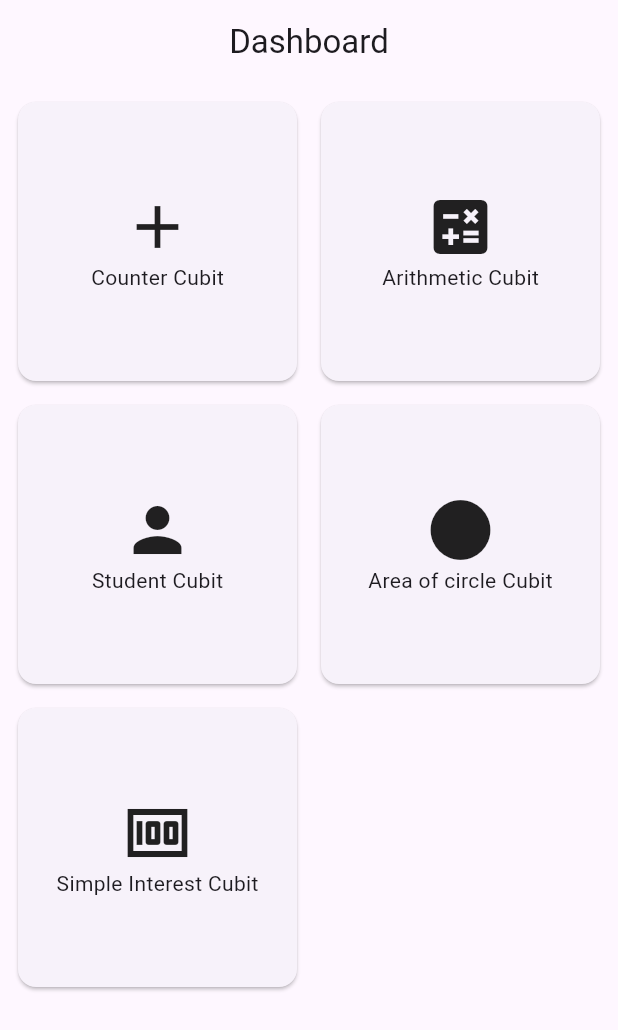
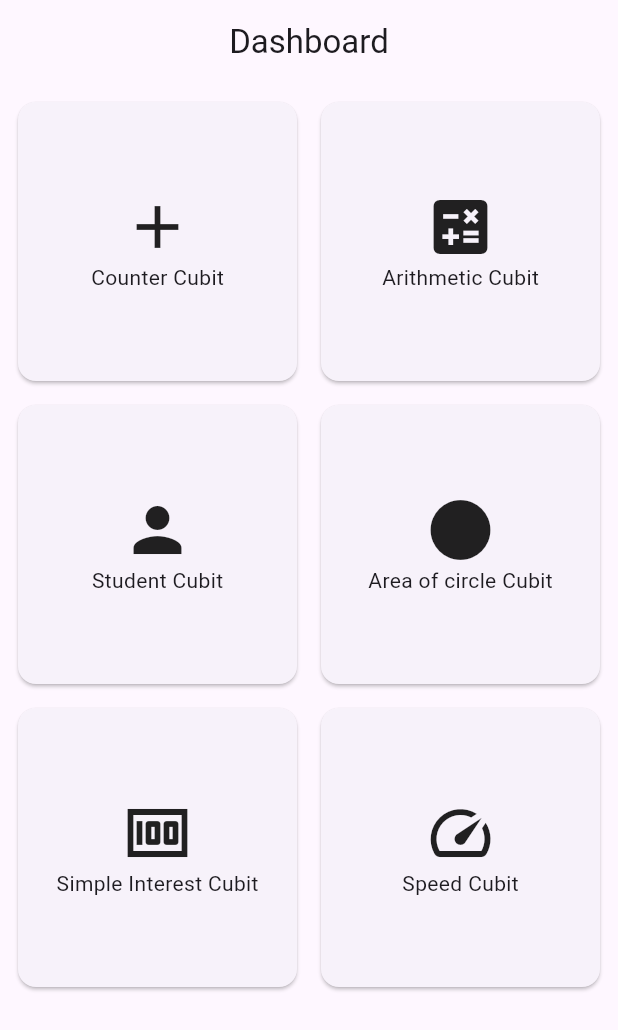
Before and after one commit to sujina21/Bloc_starter, a Flutter app: the screen it shows after launch, on a phone screen of 412 x 824 dp. Shown: the top 1030 px of the screen. Run offline on Flutter 3.47's test engine with Material 3 defaults, Android fonts, the phone set to English and light mode, and no system bars; our stand-ins replace equatable, flutter_bloc.

Commit message:
added speed calculation and edited student cubit

```diff
--- a/lib/app.dart
+++ b/lib/app.dart
@@ -3,6 +3,7 @@ import 'package:bloc_test/cubit/arithmetic_cubit.dart';
 import 'package:bloc_test/cubit/counter_cubit.dart';
 import 'package:bloc_test/cubit/dashboard_cubit.dart';
 import 'package:bloc_test/cubit/simple_interest_cubit.dart';
+import 'package:bloc_test/cubit/speed_cubit.dart';
 import 'package:bloc_test/cubit/student_cubit.dart';
 import 'package:bloc_test/view/dashboard_view.dart';
 import 'package:flutter/material.dart';
@@ -20,6 +21,7 @@ class App extends StatelessWidget {
           BlocProvider(create: (context) => StudentCubit()),
           BlocProvider(create: (context) => AreaOfCircleCubit()),
           BlocProvider(create: (context) => SimpleInterestCubit()),
+          BlocProvider(create: (context) => SpeedCubit()),
           BlocProvider(
             create: (context) => DashboardCubit(
               context.read<CounterCubit>(),
@@ -27,6 +29,7 @@ class App extends StatelessWidget {
               context.read<StudentCubit>(),
               context.read<AreaOfCircleCubit>(),
               context.read<SimpleInterestCubit>(),
+              context.read<SpeedCubit>(),
             ),
           )
         ],
@@ -35,12 +38,5 @@ class App extends StatelessWidget {
           title: 'Flutter BloC',
           home: DashboardView(),
         ));
-
-    // return BlocProvider(
-    //   create: (context) => SimpleInterestCubit(),
-    //   child: MaterialApp(
-    //     home: SimpleInterestView(),
-    //   ),
-    // );
   }
 }
--- a/lib/cubit/dashboard_cubit.dart
+++ b/lib/cubit/dashboard_cubit.dart
@@ -2,11 +2,13 @@ import 'package:bloc_test/cubit/area_of_circle_cubit.dart';
 import 'package:bloc_test/cubit/arithmetic_cubit.dart';
 import 'package:bloc_test/cubit/counter_cubit.dart';
 import 'package:bloc_test/cubit/simple_interest_cubit.dart';
+import 'package:bloc_test/cubit/speed_cubit.dart';
 import 'package:bloc_test/cubit/student_cubit.dart';
 import 'package:bloc_test/view/area_of_circle_view.dart';
 import 'package:bloc_test/view/arithemetic_cubit_view.dart';
 import 'package:bloc_test/view/counter_cubit_view.dart';
-import 'package:bloc_test/view/simple_interest_view.dart';
+import 'package:bloc_test/view/simple_interest_cubit_view.dart';
+import 'package:bloc_test/view/speed_cubit_view.dart';
 import 'package:bloc_test/view/student_cubit_view.dart';
 import 'package:flutter/material.dart';
 import 'package:flutter_bloc/flutter_bloc.dart';
@@ -18,6 +20,7 @@ class DashboardCubit extends Cubit<void> {
     this._studentCubit,
     this._areaOfCircleCubit,
     this._interestCubit,
+    this._speedCubit,
   ) : super(null);
 
   final CounterCubit _counterCubit;
@@ -25,6 +28,7 @@ class DashboardCubit extends Cubit<void> {
   final StudentCubit _studentCubit;
   final AreaOfCircleCubit _areaOfCircleCubit;
   final SimpleInterestCubit _interestCubit;
+  final SpeedCubit _speedCubit;
 
   void openCounterView(BuildContext context) {
     Navigator.push(
@@ -70,4 +74,13 @@ class DashboardCubit extends Cubit<void> {
       ),
     );
   }
+
+  void openSpeedView(BuildContext context) {
+    Navigator.push(
+      context,
+      MaterialPageRoute(
+        builder: (_) => SpeedView(),
+      ),
+    );
+  }
 }
--- /dev/null
+++ b/lib/cubit/speed_cubit.dart
@@ -0,0 +1,9 @@
+import 'package:flutter_bloc/flutter_bloc.dart';
+
+class SpeedCubit extends Cubit<double> {
+  SpeedCubit() : super(0);
+
+  void calculateSpeed(double distance, double time) {
+    emit(distance / time);
+  }
+}
--- a/lib/view/dashboard_view.dart
+++ b/lib/view/dashboard_view.dart
@@ -76,8 +76,7 @@ class DashboardView extends StatelessWidget {
               ),
             ),
           ),
-
-           Card(
+          Card(
             child: InkWell(
               onTap: () {
                 context.read<DashboardCubit>().openSimpleInterestView(context);
@@ -91,7 +90,20 @@ class DashboardView extends StatelessWidget {
               ),
             ),
           ),
-
+          Card(
+            child: InkWell(
+              onTap: () {
+                context.read<DashboardCubit>().openSpeedView(context);
+              },
+              child: Column(
+                mainAxisAlignment: MainAxisAlignment.center,
+                children: const <Widget>[
+                  Icon(Icons.speed, size: 48),
+                  Text('Speed Cubit'),
+                ],
+              ),
+            ),
+          ),
         ],
       ),
     );
```
Also changed, not shown: lib/cubit/student_cubit.dart (+15 -5 lines), lib/view/speed_cubit_view.dart (added, +58 -0 lines), lib/view/simple_interest_cubit_view.dart (renamed from lib/view/simple_interest_view.dart).
